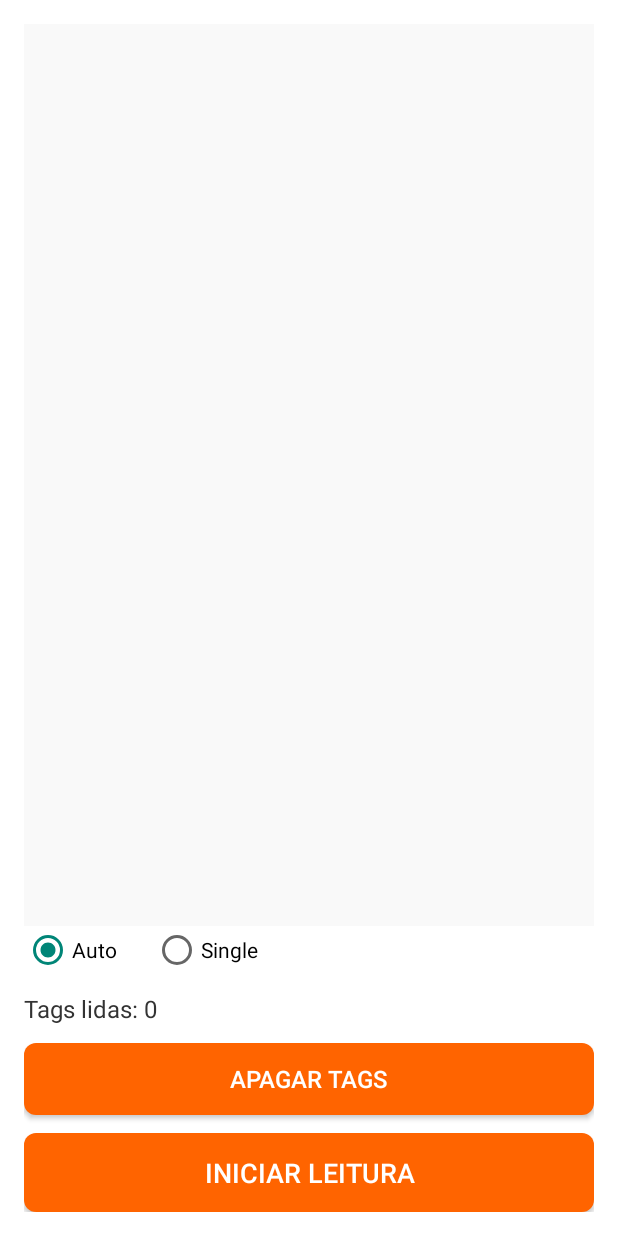
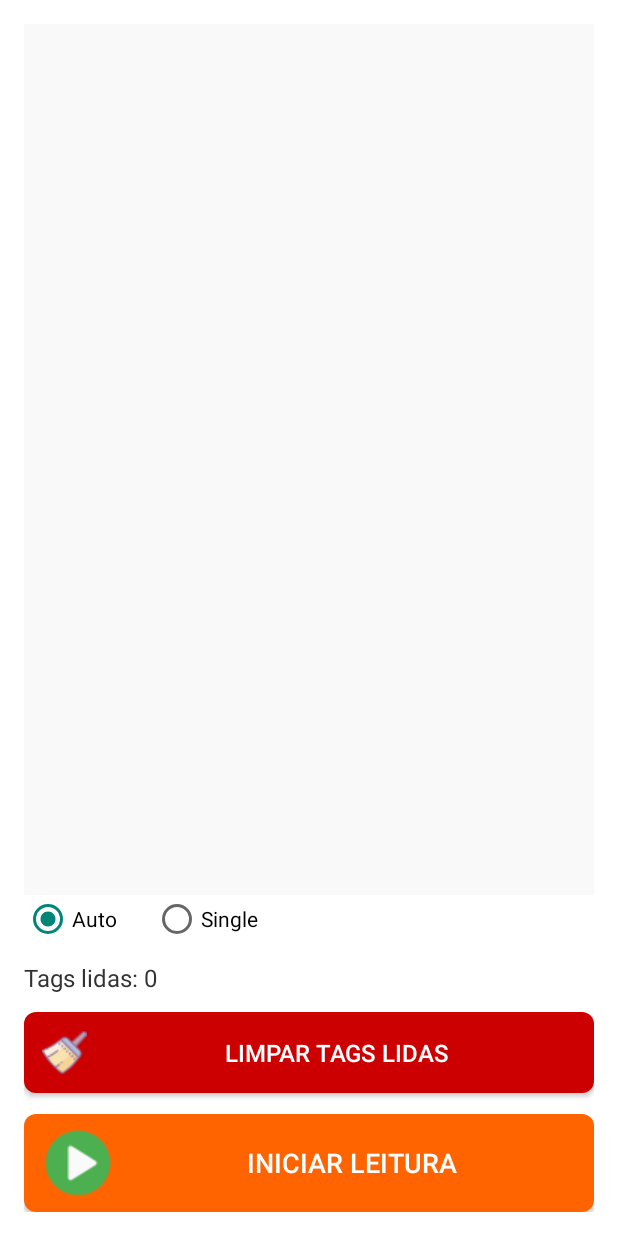
Before and after one commit to CaioSMendes/app-android-c72, an Android app: the LeituraTagActivity screen opened directly, with no data from a screen before it, on a phone screen of 412 x 824 dp. Run offline under Robolectric (Android 15) with nearby library versions, the light colour scheme and no system bars; libraries missing offline, so code that uses them is left out: com.rscja.deviceapi; 3 statements that could not run were skipped.

Commit message:
colocando icones

```diff
--- a/app/src/main/res/layout/activity_leitura_tag.xml
+++ b/app/src/main/res/layout/activity_leitura_tag.xml
@@ -1,6 +1,6 @@
 <?xml version="1.0" encoding="utf-8"?>
 <RelativeLayout xmlns:android="http://schemas.android.com/apk/res/android"
-    android:id="@+id/btnInventory"
+    android:id="@+id/layout_root"
     android:layout_width="match_parent"
     android:layout_height="match_parent"
     android:padding="16dp"
@@ -9,25 +9,30 @@
     <Button
         android:id="@+id/btnStartInventory"
         android:layout_width="match_parent"
-        android:layout_height="wrap_content"
+        android:layout_height="65dp"
         android:text="Iniciar Leitura"
         android:textColor="@android:color/white"
         android:textSize="18sp"
         android:background="@drawable/btn_rounded"
-        android:padding="14dp"
-        android:layout_alignParentBottom="true" />
+        android:padding="12dp"
+        android:layout_alignParentBottom="true"
+        android:drawableStart="@drawable/ic_start"
+        android:drawablePadding="8dp" />
 
     <Button
         android:id="@+id/btnClearTags"
         android:layout_width="match_parent"
         android:layout_height="wrap_content"
-        android:text="Apagar Tags"
+        android:layout_above="@id/btnStartInventory"
+        android:layout_marginBottom="14dp"
+        android:background="@drawable/btn_rounded"
+        android:backgroundTint="@android:color/holo_red_dark"
+        android:drawableStart="@drawable/ic_clean"
+        android:drawablePadding="8dp"
+        android:padding="12dp"
+        android:text="Limpar Tags Lidas"
         android:textColor="@android:color/white"
-        android:textSize="16sp"
-        android:background="@drawable/btn_rounded"
-        android:padding="12dp"
-        android:layout_above="@id/btnStartInventory"
-        android:layout_marginBottom="12dp" />
+        android:textSize="16sp" />
 
     <TextView
         android:id="@+id/tvTagCount"
```
Also changed, not shown: app/src/main/res/drawable/ic_clean.png (added), app/src/main/res/drawable/ic_start.png (added).
